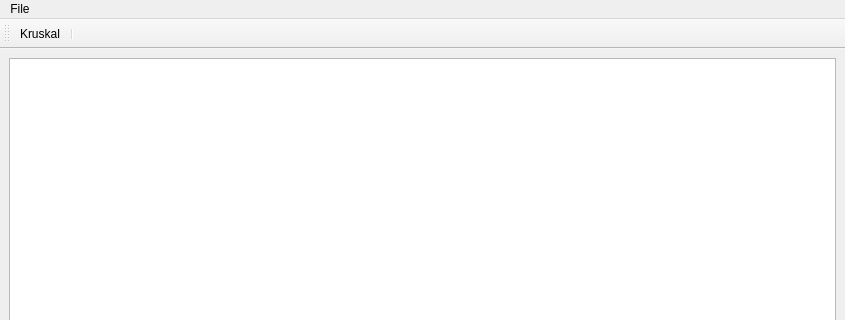
michalkielak/GIS, file layout/ui/main_window.ui: the form before one commit; both pictures show x 0 to 845 and y 0 to 320 of the 845 by 729 pixel window.
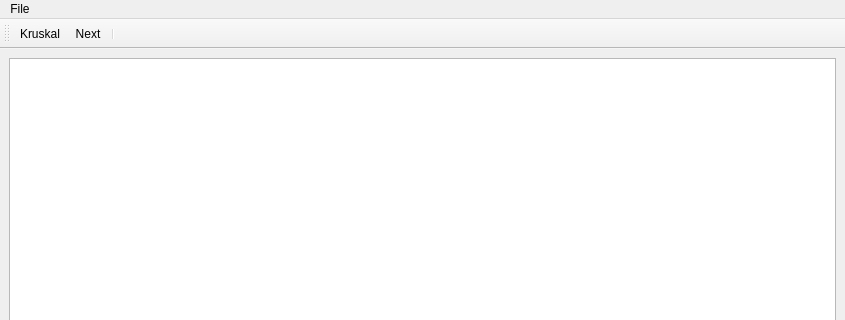
The form after the commit.

Patch:
```diff
--- a/layout/ui/main_window.ui
+++ b/layout/ui/main_window.ui
@@ -59,6 +59,7 @@
     <bool>false</bool>
    </attribute>
    <addaction name="actionKruskal"/>
+   <addaction name="actionNext"/>
    <addaction name="separator"/>
   </widget>
   <action name="actionKruskal">
@@ -69,6 +70,14 @@
     <string>Kruskall algorithm</string>
    </property>
   </action>
+  <action name="actionNext">
+   <property name="text">
+    <string>Next</string>
+   </property>
+   <property name="toolTip">
+    <string>Next step</string>
+   </property>
+  </action>
  </widget>
  <resources/>
  <connections/>
```
